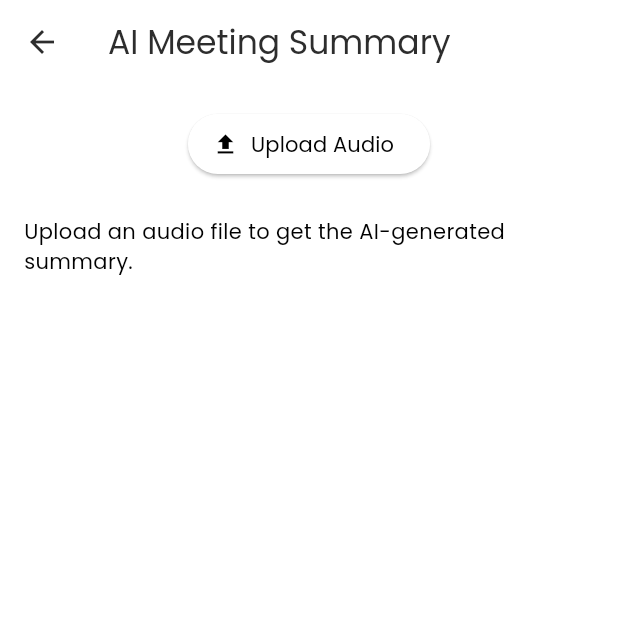
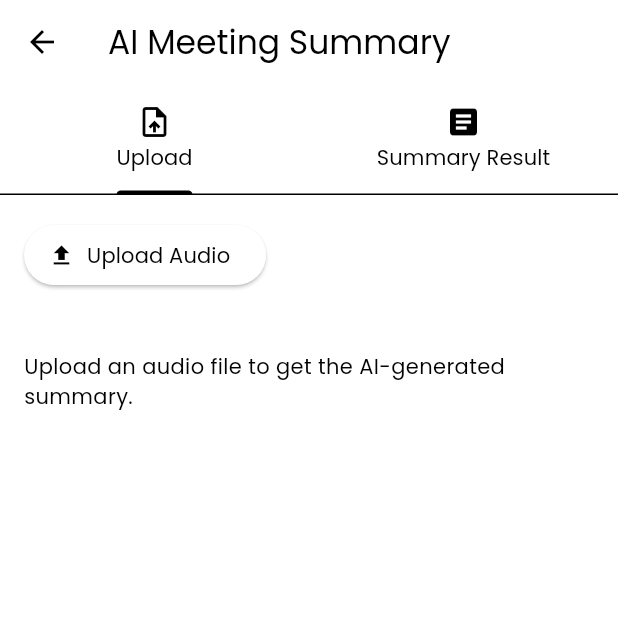
Before and after one commit to ThetSweLynn/action-meet, a Flutter app: the AIMeetingSummaryPage screen opened directly, on a phone screen of 412 x 824 dp, the top half of it. Run offline on Flutter 3.47's test engine with Material 3 defaults, Android fonts, the phone set to English and light mode, and no system bars; our stand-ins replace cloud_firestore, file_picker, firebase_auth, firebase_core, fl_chart, flutter_dotenv; missing offline and left inert: mailer; accounts and stored records are empty.

Commit message:
Added AI summary UI

```diff
--- a/lib/screens/ai_meeting_summary_page.dart
+++ b/lib/screens/ai_meeting_summary_page.dart
@@ -23,8 +23,15 @@
 import 'dart:convert';
 import 'dart:io';
 import 'package:flutter/material.dart';
+import 'package:file_picker/file_picker.dart';
 import 'package:http/http.dart' as http;
-import 'package:file_picker/file_picker.dart';
+
+/// Singleton Store
+class AIMeetingSummaryStore {
+  static String? summary;
+  static String? transcript;
+  static String? fileName; // Store the uploaded file name
+}
 
 class AIMeetingSummaryPage extends StatefulWidget {
   const AIMeetingSummaryPage({super.key});
@@ -33,10 +40,31 @@ class AIMeetingSummaryPage extends StatefulWidget {
   State<AIMeetingSummaryPage> createState() => _AIMeetingSummaryPageState();
 }
 
-class _AIMeetingSummaryPageState extends State<AIMeetingSummaryPage> {
+class _AIMeetingSummaryPageState extends State<AIMeetingSummaryPage>
+    with SingleTickerProviderStateMixin {
   bool _isLoading = false;
   String? _summary;
   String? _transcript;
+  String? _currentFileName; // Store current file name locally
+
+  late TabController _tabController;
+
+  @override
+  void initState() {
+    super.initState();
+    _tabController = TabController(length: 2, vsync: this);
+
+    // Load previous summary from singleton
+    _summary = AIMeetingSummaryStore.summary;
+    _transcript = AIMeetingSummaryStore.transcript;
+    _currentFileName = AIMeetingSummaryStore.fileName;
+  }
+
+  @override
+  void dispose() {
+    _tabController.dispose();
+    super.dispose();
+  }
 
   Future<void> uploadAudio() async {
     final result = await FilePicker.platform.pickFiles(
@@ -46,15 +74,17 @@ class _AIMeetingSummaryPageState extends State<AIMeetingSummaryPage> {
 
     if (result == null) return;
 
+    final file = File(result.files.single.path!);
+    final fileName = result.files.single.name;
+
     setState(() {
       _isLoading = true;
       _summary = null;
       _transcript = null;
+      _currentFileName = fileName; // Update current file name
     });
 
-    final file = File(result.files.single.path!);
     final uri = Uri.parse('http://10.0.2.2:8000/summarize-audio');
-
     final request = http.MultipartRequest('POST', uri)
       ..files.add(await http.MultipartFile.fromPath('file', file.path));
 
@@ -63,13 +93,23 @@ class _AIMeetingSummaryPageState extends State<AIMeetingSummaryPage> {
     if (response.statusCode == 200) {
       final body = await response.stream.bytesToString();
       final data = json.decode(body);
+
       setState(() {
         _summary = data['summary'];
         _transcript = data['transcript'];
+
+        // Save to singleton so it persists across pages
+        AIMeetingSummaryStore.summary = _summary;
+        AIMeetingSummaryStore.transcript = _transcript;
+        AIMeetingSummaryStore.fileName = _currentFileName;
+
+        // Automatically switch to "Summary Result" tab
+        _tabController.animateTo(1);
       });
     } else {
       setState(() {
         _summary = "Failed to summarize audio. Please try again.";
+        _transcript = null;
       });
     }
 
@@ -101,36 +141,60 @@ class _AIMeetingSummaryPageState extends State<AIMeetingSummaryPage> {
     return Scaffold(
       appBar: AppBar(
         title: const Text('AI Meeting Summary'),
-        backgroundColor: Colors.transparent,
-        elevation: 0,
-        foregroundColor: const Color(0xFF2D2D2D),
+        bottom: TabBar(
+          controller: _tabController,
+          tabs: const [
+            Tab(icon: Icon(Icons.upload_file), text: 'Upload'),
+            Tab(icon: Icon(Icons.article), text: 'Summary Result'),
+          ],
         ),
-      body: Padding(
+      ),
+      body: TabBarView(
+        controller: _tabController,
+        children: [
+          // Upload Tab
+          Padding(
             padding: const EdgeInsets.all(16.0),
             child: Column(
+              crossAxisAlignment: CrossAxisAlignment.start,
               children: [
                 ElevatedButton.icon(
                   icon: const Icon(Icons.upload),
                   label: const Text('Upload Audio'),
                   onPressed: _isLoading ? null : uploadAudio,
                 ),
+                const SizedBox(height: 16),
+
+                // Show current file name
+                if (_currentFileName != null)
+                  Text(
+                    'Current file: $_currentFileName',
+                    style: const TextStyle(fontSize: 16, fontWeight: FontWeight.w500),
+                  ),
+
                 const SizedBox(height: 24),
-
                 if (_isLoading)
                   const Center(child: CircularProgressIndicator())
-            else if (_summary != null)
-              Expanded(
-                child: ListView(
+                else
+                  const Text(
+                      'Upload an audio file to get the AI-generated summary.'),
+              ],
+            ),
+          ),
+
+          // Summary Result Tab
+          Padding(
+            padding: const EdgeInsets.all(16.0),
+            child: _summary == null
+                ? const Center(child: Text('No summary available yet.'))
+                : ListView(
                     children: [
                       buildSectionCard("🧠 Summary", _summary),
                       buildSectionCard("🗒 Transcript", _transcript),
                     ],
                   ),
-              )
-            else
-              const Text('Upload an audio file to get the AI-generated summary.'),
+          ),
         ],
-        ),
       ),
     );
   }
--- a/pubspec.yaml
+++ b/pubspec.yaml
@@ -44,6 +44,8 @@ dependencies:
   flutter_dotenv: ^6.0.0
   file_picker: ^8.0.6
   http: ^1.2.0
+  pdf: ^3.11.0
+  path_provider: ^2.1.4
 
 dev_dependencies:
   flutter_test:
```
Also changed, not shown: pubspec.lock, 2 other files. Lines whose indentation alone changed are shown as unchanged.
